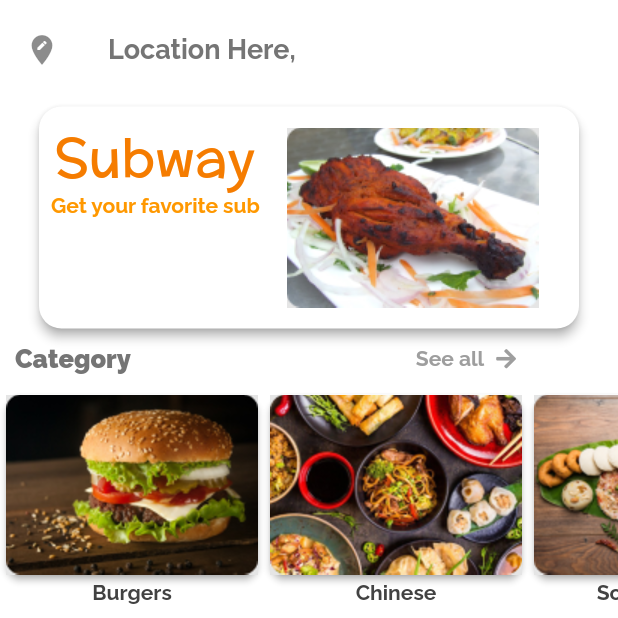
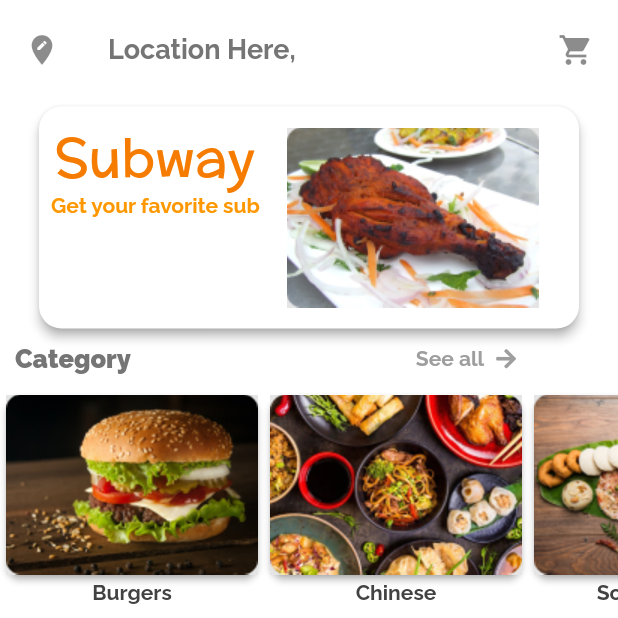
Before and after one commit to devansh511/scrummy, a Flutter app: the HomeScreen screen opened directly, on a phone screen of 412 x 824 dp, the top half of it. Run offline on Flutter 3.47's test engine with Material 2 defaults, Android fonts, the light colour scheme and no system bars; drawn by our look-alikes of bubble_bottom_bar; our stand-ins replace flutter_svg, font_awesome_flutter, shared_preferences; accounts and stored records are empty.

Commit message:
Added bottomsheet on clicking of dishes

```diff
--- a/lib/main.dart
+++ b/lib/main.dart
@@ -23,9 +23,12 @@
         ],
         child: Consumer<Auth>(
           builder: (ctx, auth, _) => MaterialApp(
-            home: AuthScreen(),
+            home: HomeScreen(),
           ),
         ),
+      ),
+      theme: ThemeData(
+        canvasColor: Colors.transparent,
       ),
     );
   }
--- a/lib/screens/feed_screen.dart
+++ b/lib/screens/feed_screen.dart
@@ -1,5 +1,6 @@
 import 'package:flutter/material.dart';
 import 'package:font_awesome_flutter/font_awesome_flutter.dart';
+import 'package:scrummy/screens/cart_screen.dart';
 import 'package:scrummy/screens/location_screen.dart';
 import 'package:provider/provider.dart';
 import '../widgets/dishes_grid.dart';
@@ -7,7 +8,12 @@
 import '../widgets/restaurants.dart';
 // import 'package:font_awesome_flutter/font_awesome_flutter.dart';
 
-class FeedScreen extends StatelessWidget {
+class FeedScreen extends StatefulWidget {
+  @override
+  _FeedScreenState createState() => _FeedScreenState();
+}
+
+class _FeedScreenState extends State<FeedScreen> {
   @override
   Widget build(BuildContext context) {
     // final dishesData = Provider.of<Dishes>(context);
@@ -18,7 +24,8 @@
           children: <Widget>[
             ListTile(
               leading: Icon(Icons.edit_location),
-              title: Text(
+              title: GestureDetector(
+                child: Text(
                   'Location Here, ',
                   style: TextStyle(
                     color: Colors.grey[600],
@@ -31,10 +38,22 @@
                   Navigator.push(
                     context,
                     MaterialPageRoute(
-                    builder: (context) => LocationScreen(),
+                      builder: (context) => CartScreen(),
                     ),
                   );
                 },
+              ),
+              trailing: GestureDetector(
+                child: Icon(Icons.shopping_cart),
+                onTap: () {
+                  Navigator.push(
+                    context,
+                    MaterialPageRoute(
+                      builder: (context) => CartScreen(),
+                    ),
+                  );
+                },
+              ),
             ),
             Container(
               width: 380.0,
--- a/lib/screens/home_screen.dart
+++ b/lib/screens/home_screen.dart
@@ -27,7 +27,7 @@
   List<Widget> _currentScreen = [
     FeedScreen(),
     SearchScreen(),
-    CartScreen(),
+    CheckoutScreen(),
     ProfileScreen()
   ];
 
--- a/lib/widgets/dishes_grid.dart
+++ b/lib/widgets/dishes_grid.dart
@@ -1,10 +1,132 @@
 import 'package:flutter/material.dart';
+import 'package:font_awesome_flutter/font_awesome_flutter.dart';
 
-class DishesGrid extends StatelessWidget {
+class DishesGrid extends StatefulWidget {
+  @override
+  _DishesGridState createState() => _DishesGridState();
+}
+
+class _DishesGridState extends State<DishesGrid> {
+  Widget _modalBottomSheet = Container(
+    color: Color(0xff737373),
+    height: 306.0,
+    child: Container(
+      decoration: BoxDecoration(
+        color: Colors.white,
+        borderRadius: BorderRadius.only(
+          topLeft: const Radius.circular(25.0),
+          topRight: const Radius.circular(25.0),
+        ),
+      ),
+      child: Column(
+        children: [
+          Stack(
+            children: [
+              Image(
+                image: AssetImage('assets/burgerBottom.png'),
+                width: 600.0,
+              ),
+              Container(
+                margin: EdgeInsets.only(top: 160.0),
+                child: ListTile(
+                  title: Text(
+                    'McDonald\'s Burger',
+                    style: TextStyle(
+                      fontFamily: 'McLaren',
+                      color: Colors.white,
+                      fontWeight: FontWeight.bold,
+                    ),
+                  ),
+                  subtitle: Text(
+                    'Maharaja MAC',
+                    style: TextStyle(
+                      fontFamily: 'McLaren',
+                      fontWeight: FontWeight.bold,
+                      color: Colors.white,
+                    ),
+                  ),
+                ),
+              ),
+            ],
+          ),
+          Row(
+            mainAxisAlignment: MainAxisAlignment.spaceEvenly,
+            children: [
+              Text(
+                '★4.4            | ',
+                style: TextStyle(
+                  fontFamily: 'Raleway',
+                  color: Colors.grey[600],
+                  fontWeight: FontWeight.bold,
+                ),
+              ),
+              Text(
+                '32minutes        |',
+                style: TextStyle(
+                  fontFamily: 'Raleway',
+                  color: Colors.grey[600],
+                  fontWeight: FontWeight.bold,
+                ),
+              ),
+              Text(
+                '₹189',
+                style: TextStyle(
+                  fontFamily: 'Raleway',
+                  color: Colors.grey[600],
+                  fontWeight: FontWeight.bold,
+                ),
+              ),
+            ],
+          ),
+          Row(
+            mainAxisAlignment: MainAxisAlignment.spaceEvenly,
+            children: [
+              ClipRRect(
+                borderRadius: BorderRadius.zero,
+                child: FlatButton(
+                  padding: EdgeInsets.fromLTRB(110.0, 10.0, 52.0, 10.0),
+                  shape: Border(
+                    top: BorderSide(color: Colors.grey),
+                    right: BorderSide(color: Colors.grey),
+                    bottom: BorderSide(color: Colors.grey),
+                  ),
+                  child: FaIcon(
+                    FontAwesomeIcons.shoppingBag,
+                    size: 18.0,
+                    color: Colors.grey,
+                  ),
+                  onPressed: () {},
+                ),
+              ),
+              ClipRRect(
+                borderRadius: BorderRadius.zero,
+                child: FlatButton(
+                  padding: EdgeInsets.fromLTRB(80.0, 10.0, 80.0, 10.0),
+                  shape: Border(
+                    top: BorderSide(color: Colors.orange),
+                    right: BorderSide(color: Colors.orange),
+                    bottom: BorderSide(color: Colors.orange),
+                  ),
+                  color: Colors.orange,
+                  child: Icon(
+                    Icons.shopping_cart,
+                    size: 20.0,
+                    color: Colors.white,
+                  ),
+                  onPressed: () {},
+                ),
+              ),
+            ],
+          ),
+        ],
+      ),
+    ),
+  );
+
   @override
   Widget build(BuildContext context) {
-    return Expanded(
-      child: GridView.count(
+    final _deviceWidth = MediaQuery.of(context).size.width;
+    return GridView.count(
       shrinkWrap: true,
       physics: const ClampingScrollPhysics(),
       padding: const EdgeInsets.all(10),
@@ -13,7 +135,8 @@
       mainAxisSpacing: 10,
       crossAxisCount: 2,
       children: <Widget>[
-          Card(
+        GestureDetector(
+          child: Card(
             shape: RoundedRectangleBorder(
               borderRadius: BorderRadius.circular(
                 15.0,
@@ -82,6 +205,17 @@
                 ],
               ),
             ),
+          ),
+          onTap: () {
+            setState(() {
+              showModalBottomSheet(
+                context: context,
+                builder: (context) {
+                  return _modalBottomSheet;
+                },
+              );
+            });
+          },
         ),
         Card(
           shape: RoundedRectangleBorder(
@@ -434,7 +568,6 @@
           ),
         ),
       ],
-      ),
     );
   }
 }
```
Also changed, not shown: lib/auth/auth_screen.dart (+18 -18 lines), lib/screens/cart_screen.dart (+13 -4 lines), lib/screens/checkout_screen.dart (+18 -2 lines), lib/screens/profile_screen.dart (+10 -0 lines), assets/burgerBottom.png (added), 1 other file. Lines whose indentation alone changed are shown as unchanged.
